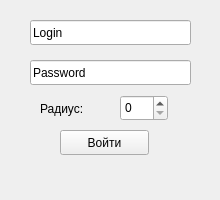
Above: logscreen.ui from ThirdOfPM/shake-it before the change. Below: the same form after it.
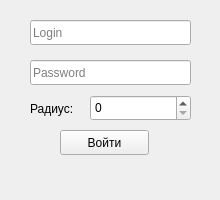
That is the form after the change.

What changed in the file:
```diff
--- a/logscreen.ui
+++ b/logscreen.ui
@@ -35,6 +35,9 @@
     </rect>
    </property>
    <property name="text">
+    <string/>
+   </property>
+   <property name="placeholderText">
     <string>Login</string>
    </property>
   </widget>
@@ -48,26 +51,35 @@
     </rect>
    </property>
    <property name="text">
-    <string>Password</string>
+    <string/>
    </property>
    <property name="echoMode">
     <enum>QLineEdit::Normal</enum>
    </property>
+   <property name="placeholderText">
+    <string>Password</string>
+   </property>
   </widget>
   <widget class="QSpinBox" name="spinBox">
    <property name="geometry">
     <rect>
-     <x>120</x>
+     <x>90</x>
      <y>95</y>
-     <width>48</width>
+     <width>101</width>
      <height>26</height>
     </rect>
    </property>
+   <property name="buttonSymbols">
+    <enum>QAbstractSpinBox::UpDownArrows</enum>
+   </property>
+   <property name="maximum">
+    <number>6383505</number>
+   </property>
   </widget>
   <widget class="QLabel" name="label">
    <property name="geometry">
     <rect>
-     <x>40</x>
+     <x>30</x>
      <y>100</y>
      <width>67</width>
      <height>17</height>
```
